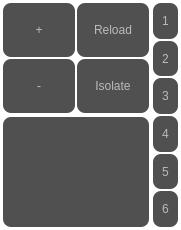
First picture: the form in inspectorselector.ui, repository virustyle/InspectorSelector, before the edit.
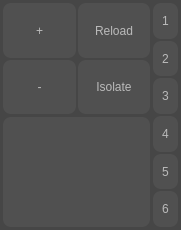
Second picture: the form after the edit.

Patch:
```diff
--- a/inspectorselector.ui
+++ b/inspectorselector.ui
@@ -16,7 +16,7 @@
   <property name="styleSheet">
    <string notr="true">
 QWidget{
-background-color: rgb(70, 70, 70, 0);
+background-color: rgb(70, 70, 70);
 color: rgb(188, 188, 188);
 font: 8pt &quot;Helvetica&quot;;
 }
@@ -31,45 +31,30 @@
 	font: 8pt &quot;Tahoma&quot;;
 }
 
+QPushButton:pressed{
+	background-color: rgb(74, 105, 129);
+}
 
 QPushButton:checked{
 	background-color: rgb(157, 102, 71);
 }
 
-
 QPushButton#isolateBTN:checked{
 	background-color: rgb(138, 74, 61);
 }
 
+QPushButton#isolateBTN:pressed{
+	background-color: rgb(80, 80, 80);
+}
 
  QFrame{
-	background-color: rgb(70, 70, 70, 0);
+	background-color: rgb(70, 70, 70);
 	border-style: solid;
 	border-width:0.0px;
 	border-color: rgb(50, 50, 50);
 	border-radius:0px;
  }
 
-
-QComboBox{
-	color: rgb(45, 45, 45);
-	background-color: rgb(130, 130, 130);
-}
-
-QComboBox QWidget{
-	border-radius:0px;	
-	background-color: rgb(60, 60, 60);
-}
-
-
-
-
-
-
-
-
-
-
 QPushButton[radio=True]:checked{
 	background-color: rgb(140, 93, 69);
 }
@@ -92,7 +77,7 @@
      <number>2</number>
     </property>
     <property name="spacing">
-     <number>2</number>
+     <number>1</number>
     </property>
     <item row="0" column="0">
      <widget class="QFrame" name="frame">
@@ -1338,10 +1323,13 @@
         <number>1</number>
        </property>
        <property name="spacing">
-        <number>2</number>
+        <number>1</number>
        </property>
        <item row="0" column="1">
         <layout class="QVBoxLayout" name="memoryVLayout_2">
+         <property name="spacing">
+          <number>2</number>
+         </property>
          <item>
           <widget class="QPushButton" name="memory1BTN">
            <property name="sizePolicy">
```
